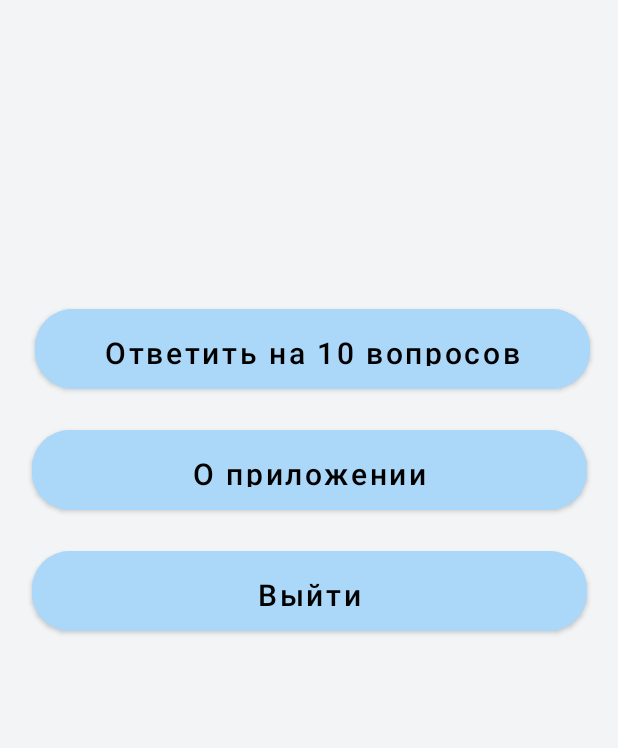
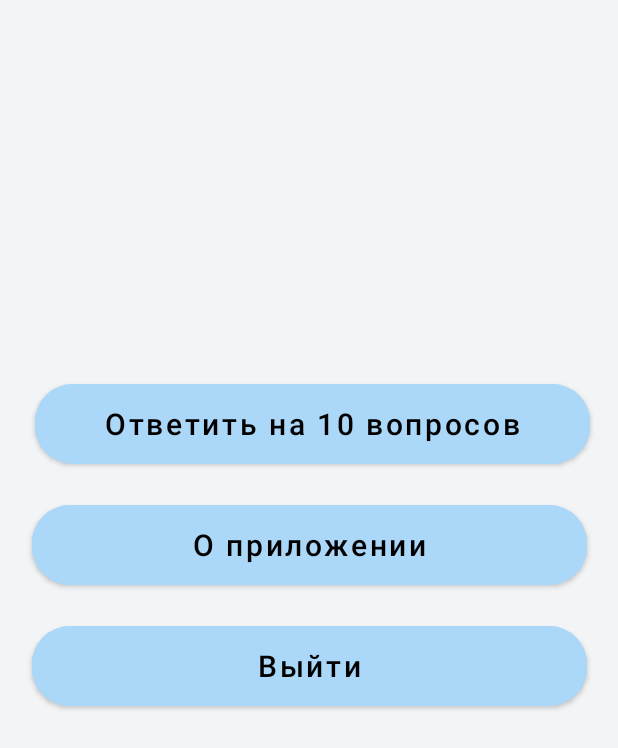
Before and after one commit to yudin5/EnglishQuiz, an Android app: the screen it shows after launch (StartActivity), on a phone screen of 412 x 824 dp. Shown: the top 748 px of the screen. Run offline under Robolectric (Android 15) with nearby library versions, the phone set to English and light mode, and no system bars; Roboto replaces fonts that are not available here.

Commit message:
fix design

```diff
--- a/app/src/main/res/layout/activity_start.xml
+++ b/app/src/main/res/layout/activity_start.xml
@@ -16,10 +16,11 @@
         android:id="@+id/btn_start"
         android:layout_width="370dp"
         android:layout_height="65dp"
-        android:layout_marginTop="200dp"
+        android:layout_marginTop="250dp"
         android:backgroundTint="@color/btn_color_default"
-        android:padding="15dp"
+        android:padding="0dp"
         android:text="Ответить на 10 вопросов"
+        android:textAlignment="center"
         android:textAllCaps="false"
         android:textColor="@color/black"
         android:textSize="20sp"
@@ -38,7 +39,6 @@
         android:layout_height="65dp"
         android:layout_marginTop="15dp"
         android:backgroundTint="@color/btn_color_default"
-        android:padding="15dp"
         android:text="О приложении"
         android:textAllCaps="false"
         android:textColor="@color/black"
@@ -55,7 +55,6 @@
         android:layout_height="65dp"
         android:layout_marginTop="15dp"
         android:backgroundTint="@color/btn_color_default"
-        android:padding="15dp"
         android:text="Выйти"
         android:textAllCaps="false"
         android:textColor="@color/black"
```
